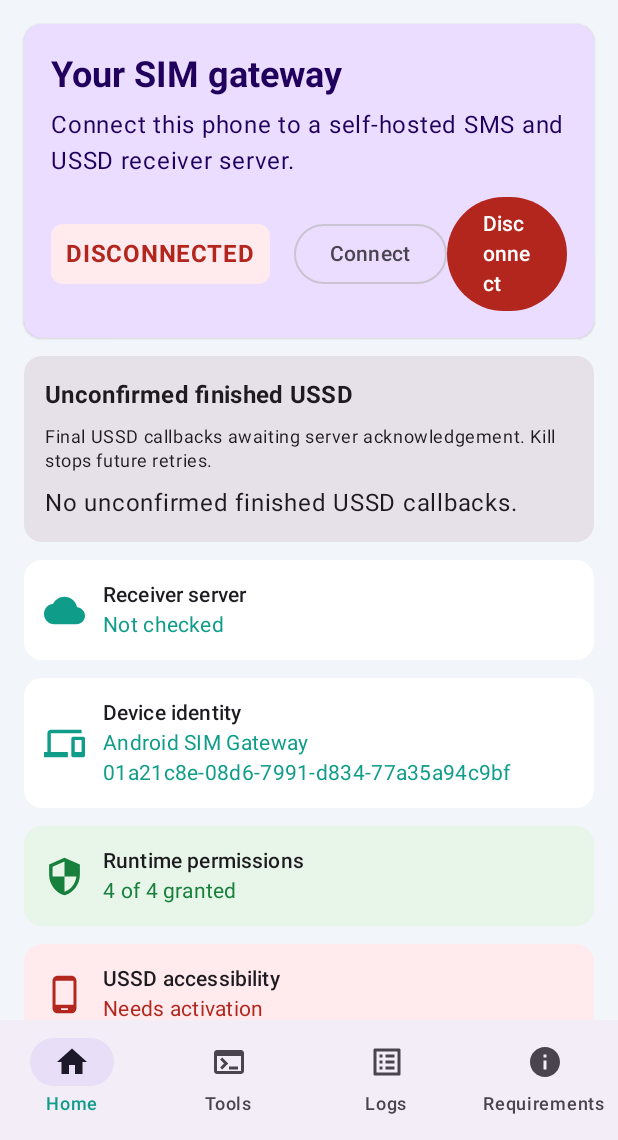
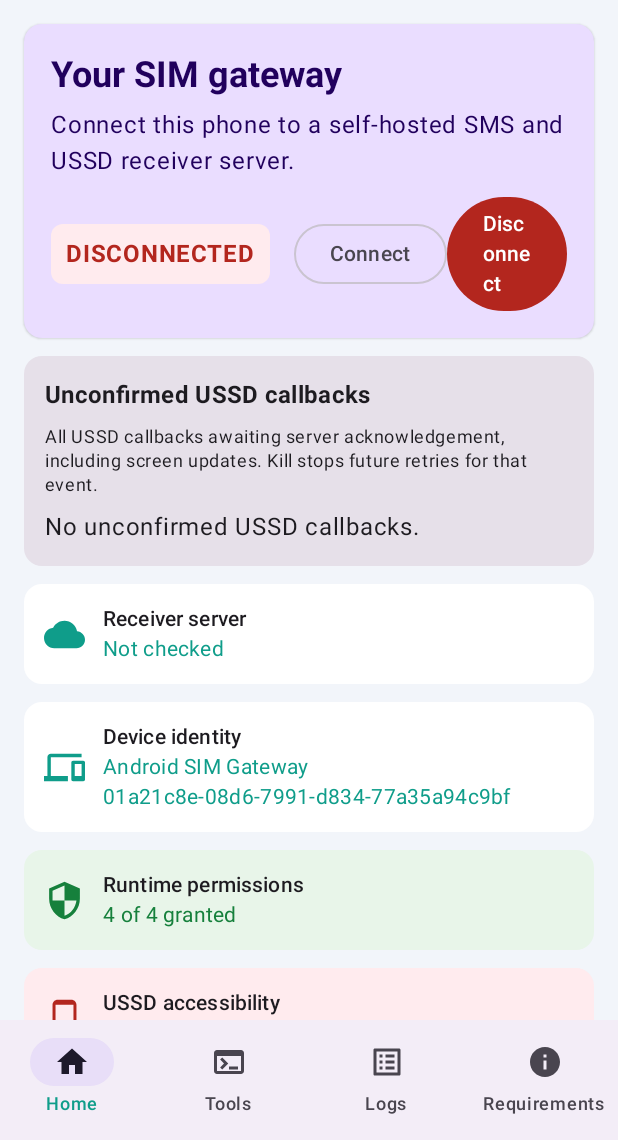
Before and after one commit to eujor/smsgateway, an Android app built with Jetpack Compose: the screen it shows after launch (MainActivity), on a phone screen of 412 x 824 dp, the part 96-1236 px from its top. Run offline under Robolectric (Android 15) with nearby library versions, the phone set to English and light mode, and no system bars; pictures from the network do not load.

Commit message:
Show and allow killing all pending USSD callbacks

```diff
--- a/app/src/main/java/com/eujor/smsgateway/ui/GatewayApp.kt
+++ b/app/src/main/java/com/eujor/smsgateway/ui/GatewayApp.kt
@@ -68,7 +68,7 @@ fun GatewayApp() {
     var agentConnected by remember { mutableStateOf(GatewayAgentService.isRunning()) }
     var ussdResponse by remember { mutableStateOf(UssdResultStore.latest) }
     var pendingUssdCallbacks by remember { mutableStateOf(emptyList<PendingCallbackSummary>()) }
-    fun refreshPendingUssd() { ResultOutbox(context).use { pendingUssdCallbacks = it.pendingFinishedUssd() } }
+    fun refreshPendingUssd() { ResultOutbox(context).use { pendingUssdCallbacks = it.pendingUssdCallbacks() } }
     fun killPendingUssd(eventId: String) {
         ResultOutboxWorker.cancel(context, eventId)
         LogStore.append(context, "Pending USSD callback retry cancelled by user: " + eventId)
@@ -381,9 +381,9 @@ private fun HomeScreen(
         }
         Card {
             Column(Modifier.fillMaxWidth().padding(14.dp), verticalArrangement = Arrangement.spacedBy(8.dp)) {
-                Text("Unconfirmed finished USSD", style = MaterialTheme.typography.titleMedium, fontWeight = FontWeight.Bold)
-                Text("Final USSD callbacks awaiting server acknowledgement. Kill stops future retries.", style = MaterialTheme.typography.bodySmall)
-                if (pendingUssdCallbacks.isEmpty()) Text("No unconfirmed finished USSD callbacks.")
+                Text("Unconfirmed USSD callbacks", style = MaterialTheme.typography.titleMedium, fontWeight = FontWeight.Bold)
+                Text("All USSD callbacks awaiting server acknowledgement, including screen updates. Kill stops future retries for that event.", style = MaterialTheme.typography.bodySmall)
+                if (pendingUssdCallbacks.isEmpty()) Text("No unconfirmed USSD callbacks.")
                 pendingUssdCallbacks.forEach { item ->
                     Divider()
                     Row(Modifier.fillMaxWidth(), verticalAlignment = Alignment.CenterVertically) {
```
